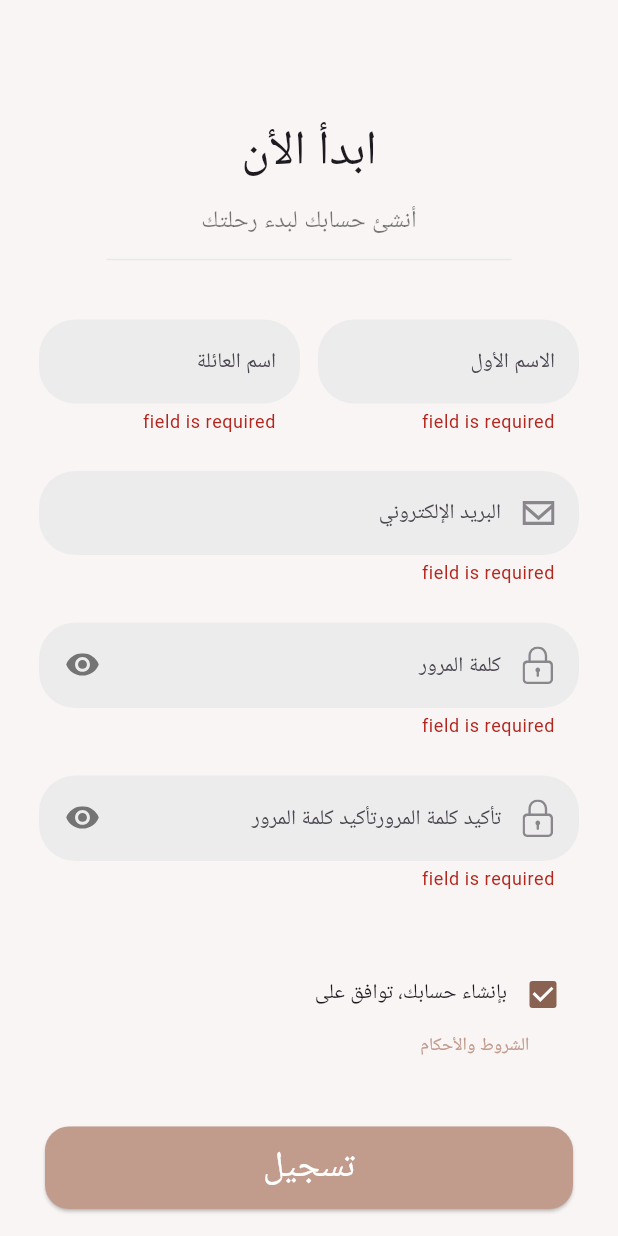
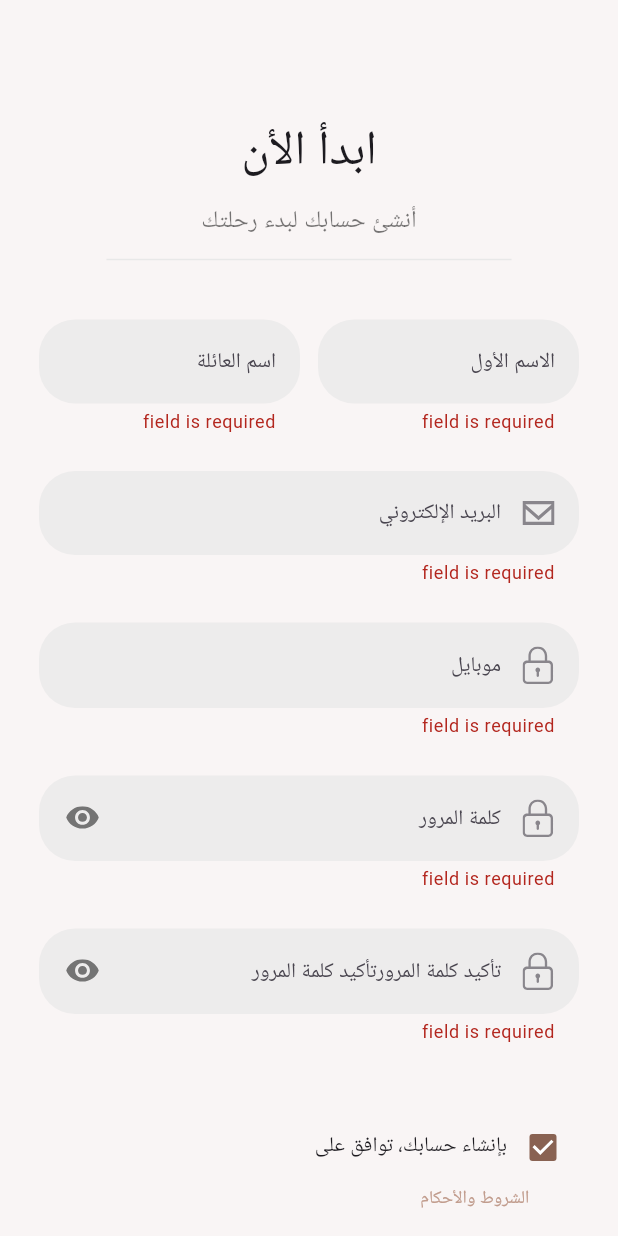
Before and after one commit to carnage67694325/Papyros, a Flutter app: the SignupView screen opened by its route, after a tap on "تسجيل", on a phone screen of 412 x 824 dp. Run offline on Flutter 3.47's test engine with Material 3 defaults, Android fonts, the phone set to English and light mode, and no system bars; our stand-ins replace bloc, connectivity_plus, dartz, dio, flutter_bloc, flutter_dotenv and 5 more; accounts and stored records are empty.

Commit message:
added phone textfield

```diff
--- a/lib/features/authentication/presentation/views/widgets/email_password_section.dart
+++ b/lib/features/authentication/presentation/views/widgets/email_password_section.dart
@@ -41,6 +41,28 @@ class EmailPassWordSection extends StatelessWidget {
         const SizedBox(height: 25),
         CustomTextFormField(
           onChanged: (data) {
+            userModel!.phone = data;
+          },
+          obscureText: true,
+          hintText: S.of(context).phone,
+          hintStyle: AppStyles.textfieldHint,
+          prefixIcon: Padding(
+            padding: isArabic()
+                ? const EdgeInsets.only(
+                    right: 16, left: 10, top: 16, bottom: 16)
+                : const EdgeInsets.only(
+                    left: 16, right: 10, top: 16, bottom: 16),
+            child: SvgPicture.asset(
+              AppIcons.assetsIconsLockPasswordicon,
+              width: 20,
+              height: 25,
+              fit: BoxFit.contain,
+            ),
+          ),
+        ),
+        const SizedBox(height: 25),
+        CustomTextFormField(
+          onChanged: (data) {
             userModel!.password = data;
           },
           obscureText: true,
--- a/lib/features/authentication/presentation/views/widgets/sign_up_body.dart
+++ b/lib/features/authentication/presentation/views/widgets/sign_up_body.dart
@@ -81,10 +81,10 @@ class _SignUpBodyState extends State<SignUpBody> {
             child: CustomElevatedButton(
               onPressed: () {
                 if (formKey.currentState!.validate()) {
-                  BlocProvider.of<SignupCubit>(context).signUp(
+                  BlocProvider.of<SignupCubit>(context).signUpUseCase(
                       email: userModel!.email!,
                       password: userModel!.password!,
-                      phone: "",
+                      phone: userModel!.phone!,
                       firstname: userModel!.firstName!,
                       lastname: userModel!.lastName!,
                       confirmPassword: userModel!.password!);
--- a/lib/l10n/intl_ar.arb
+++ b/lib/l10n/intl_ar.arb
@@ -18,5 +18,6 @@
      "forgotPass" : "نسيت كلمة المرور؟",
      "rememberMe" : "تذكرني",
      "dontHaveAccount" : "ليس لديك حساب؟",
-     "getStarted" : "ابدأ الأن "
+     "getStarted" : "ابدأ الأن ",
+     "phone" : "موبايل"
 }
--- a/lib/l10n/intl_en.arb
+++ b/lib/l10n/intl_en.arb
@@ -18,6 +18,8 @@
      "forgotPass" : "Forget Password?",
      "rememberMe" : "Remember me",
      "dontHaveAccount" : "Don’t have an account?",
-     "getStarted" : "Get Started"
+     "getStarted" : "Get Started",
+     "phone" : "phone"
+
 
 }
```
Also changed, not shown: lib/features/sign up/presentation/manager/sign_up_state.dart (+6 -4 lines), lib/generated/intl/messages_ar.dart, lib/generated/intl/messages_en.dart, lib/generated/l10n.dart, 3 other files.
